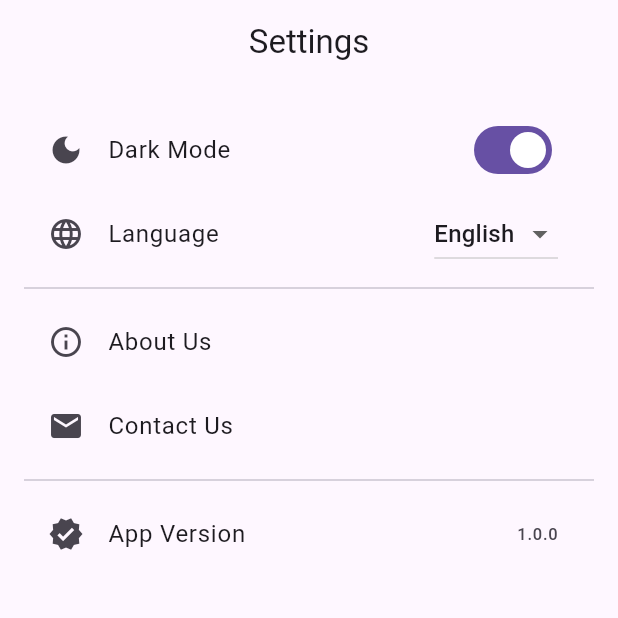
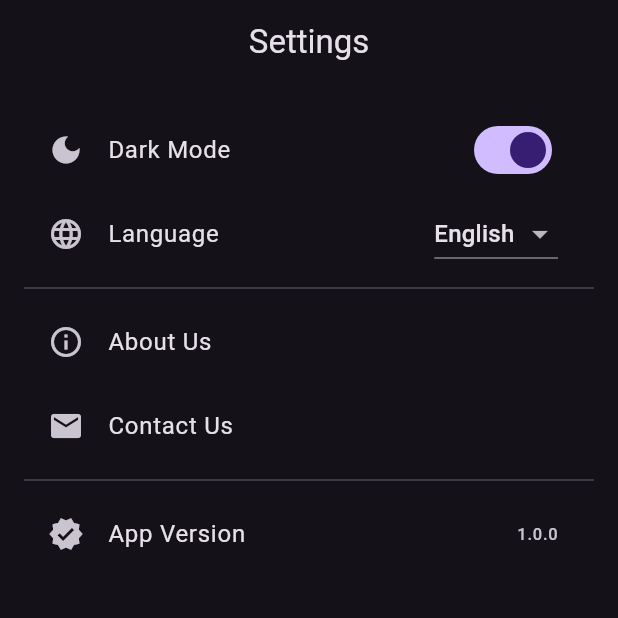
Before and after one commit to mishVN/MAD60, a Flutter app: the screen it shows after launch, after a tap on "Dark Mode", on a phone screen of 412 x 824 dp, the top half of it. Run offline on Flutter 3.47's test engine with Material 3 defaults, Android fonts, the phone set to English and light mode, and no system bars.

Commit message:
Update main.dart
update more the setting page

```diff
--- a/setting_1/lib/main.dart
+++ b/setting_1/lib/main.dart
@@ -1,26 +1,48 @@
 import 'package:flutter/material.dart';
 
+/// Global theme manager using ValueNotifier
+class ThemeNotifier extends ValueNotifier<ThemeMode> {
+  ThemeNotifier() : super(ThemeMode.light); // Default to light mode
+
+  void toggleTheme(bool isDarkMode) {
+    value = isDarkMode ? ThemeMode.dark : ThemeMode.light;
+  }
+}
+
+// Global instance
+final ThemeNotifier themeNotifier = ThemeNotifier();
+
 void main() {
-  runApp(const MyApp());
+  runApp(
+    ValueListenableBuilder<ThemeMode>(
+      valueListenable: themeNotifier,
+      builder: (context, currentTheme, _) {
+        return MyApp(themeMode: currentTheme);
+      },
+    ),
+  );
 }
 
 class MyApp extends StatelessWidget {
-  const MyApp({super.key});
+  final ThemeMode themeMode;
+
+  const MyApp({super.key, required this.themeMode});
 
   @override
   Widget build(BuildContext context) {
     return MaterialApp(
       title: 'Pet Care Settings',
       debugShowCheckedModeBanner: false,
+      themeMode: themeMode,
       theme: ThemeData(
+        brightness: Brightness.light,
+        scaffoldBackgroundColor: Colors.white,
         primarySwatch: Colors.teal,
-        brightness: Brightness.light,
       ),
       darkTheme: ThemeData(
         brightness: Brightness.dark,
         primarySwatch: Colors.teal,
       ),
-      themeMode: ThemeMode.system,
       home: const SettingsPage(),
     );
   }
@@ -51,7 +73,7 @@ class _SettingsPageState extends State<SettingsPage> {
             onChanged: (val) {
               setState(() {
                 isDarkMode = val;
-                // Optional: Apply ThemeMode logic here
+                themeNotifier.toggleTheme(isDarkMode);
               });
             },
             secondary: const Icon(Icons.dark_mode),
@@ -118,7 +140,6 @@ class _SettingsPageState extends State<SettingsPage> {
   }
 }
 
-// About Us Page
 class AboutUsPage extends StatelessWidget {
   const AboutUsPage({super.key});
 
@@ -138,7 +159,6 @@ class AboutUsPage extends StatelessWidget {
   }
 }
 
-// Contact Us Page
 class ContactUsPage extends StatelessWidget {
   const ContactUsPage({super.key});
 
```
